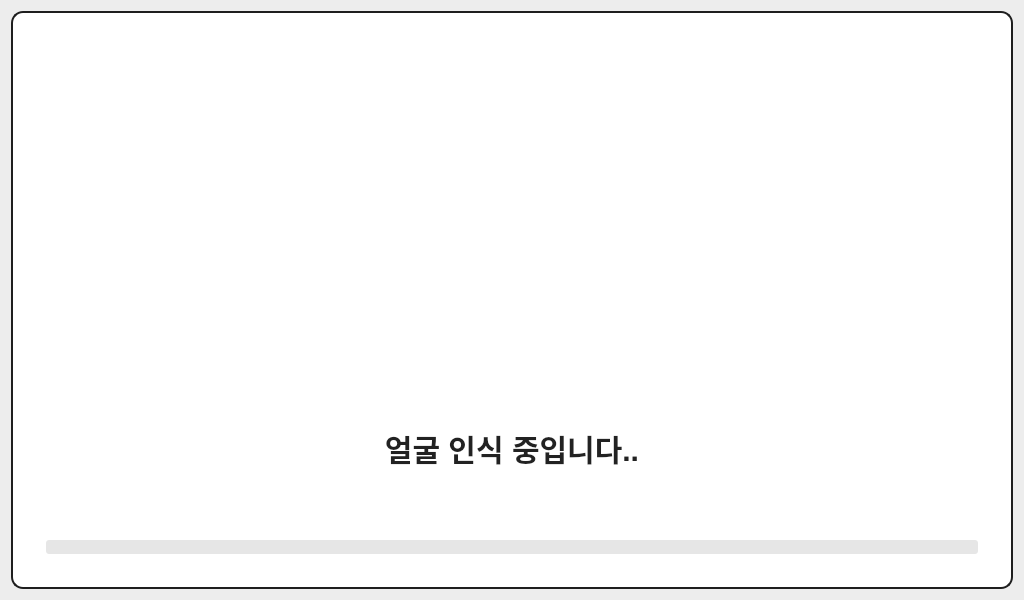
Above: AuthView/authwindow.ui from HYPER-MOB/2025ESWContest_mobility_6099 before the change. Below: the same form after it.
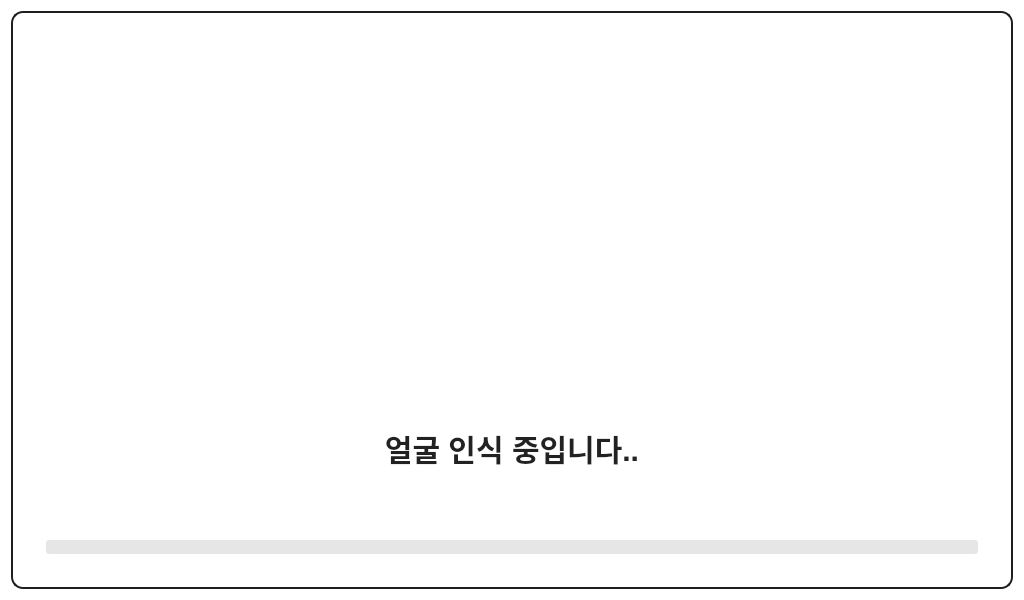
That is the form after the change. Icons and pictures are not drawn.

Commit message: [DCU] design : 사진 뒤 배경색 변경

```diff
--- a/AuthView/authwindow.ui
+++ b/AuthView/authwindow.ui
@@ -16,7 +16,7 @@
   <property name="styleSheet">
    <string notr="true">
 QWidget#AuthWindow, QWidget#DataCheckWindow {
-  background: #EDEDED;
+  background: #FFFFFF;
   font-family: &quot;Noto Sans&quot;, &quot;Malgun Gothic&quot;;
   font-size: 14px;
 }
@@ -54,7 +54,7 @@
 }
 
 #loadingIcon {
-  background: transparent;
+  background: #FFFFFF;
   margin-bottom: 12px;
 }
 </string>
```
The commit also changes 2 other files.
